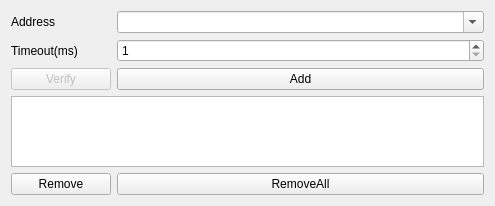
Above: source/wnd/ui/portoption.ui from ww4u/megarobostudio before the change. Below: the same form after it.
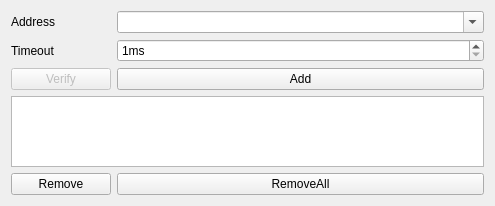
That is the form after the change.

Diff of the .ui file:
```diff
--- a/source/wnd/ui/portoption.ui
+++ b/source/wnd/ui/portoption.ui
@@ -30,12 +30,15 @@
    <item row="1" column="0">
     <widget class="QLabel" name="label_33">
      <property name="text">
-      <string>Timeout(ms)</string>
+      <string>Timeout</string>
      </property>
     </widget>
    </item>
    <item row="1" column="1">
     <widget class="QSpinBox" name="spinVisaTmo">
+     <property name="suffix">
+      <string>ms</string>
+     </property>
      <property name="minimum">
       <number>1</number>
      </property>
```
